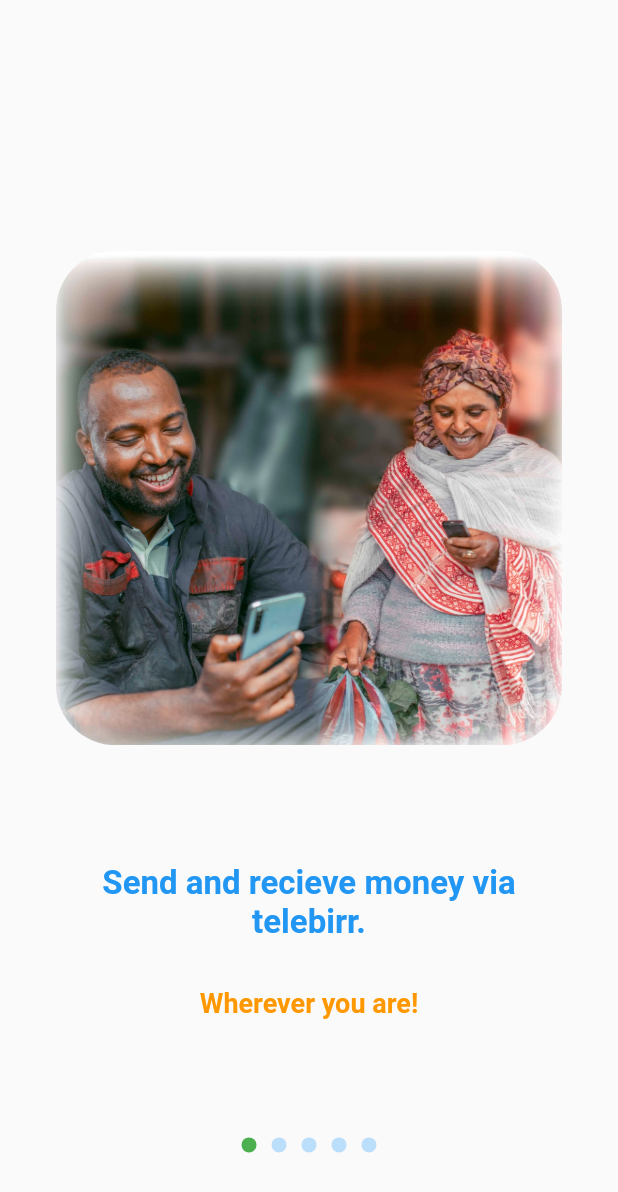
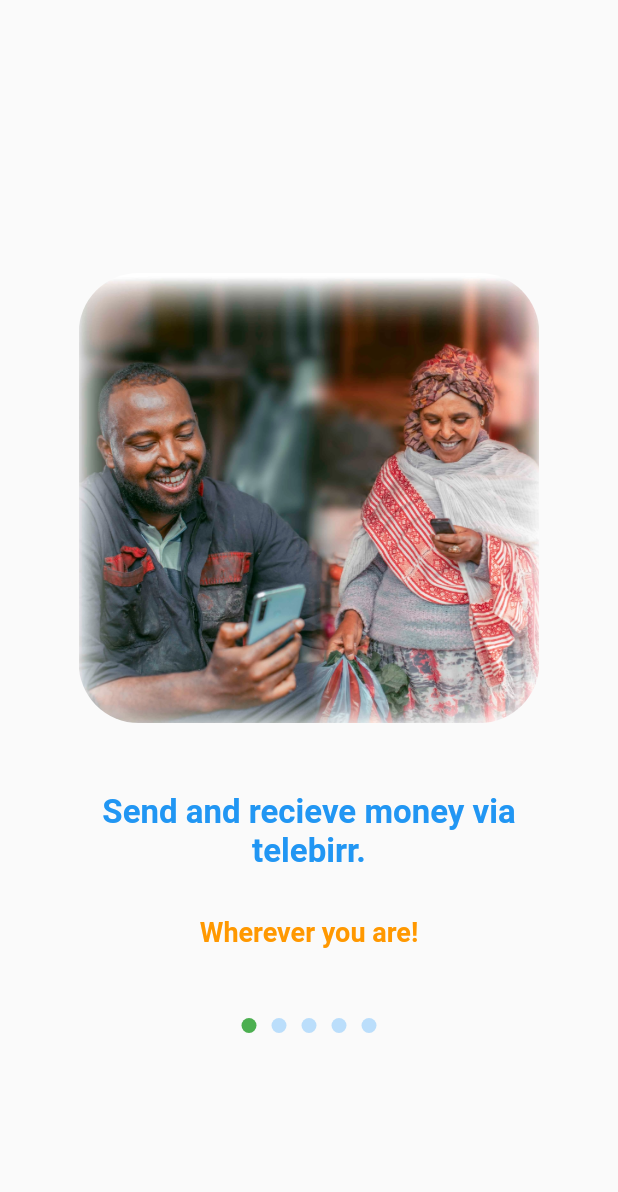
Before and after one commit to sami-bre/telebirr_mock, a Flutter app: the PromotionScreen screen opened directly, on a phone screen of 412 x 824 dp. Shown: the top 1192 px of the screen. Run offline on Flutter 3.47's test engine with Material 2 defaults, Android fonts, the phone set to English and light mode, and no system bars; our stand-ins replace blur, fl_chart, get.

Commit message:
touched the promotion page to make it have a fixed height and scroll if it overflowed.

```diff
--- a/lib/ui/home.dart
+++ b/lib/ui/home.dart
@@ -809,7 +809,7 @@ class _PromotionScreenState extends State<PromotionScreen> {
   Widget buildPromotionPicture(String assetName) {
     return SizedBox(
       key: UniqueKey(),
-      height: MediaQuery.of(context).size.height * 0.4,
+      height: 300,
       child: Padding(
         padding: const EdgeInsets.symmetric(horizontal: 20.0),
         child: ClipRRect(
@@ -844,7 +844,11 @@ class _PromotionScreenState extends State<PromotionScreen> {
     // contained widgets in order to show the 5 different images
     createWidgets();
     return Scaffold(
-      body: Column(
+      body: Center(
+        child: SingleChildScrollView(
+          child: SizedBox(
+            height: 600,
+            child: Column(
               children: <Widget>[
                 const Spacer(flex: 3),
                 AnimatedSwitcher(
@@ -864,6 +868,9 @@ class _PromotionScreenState extends State<PromotionScreen> {
                 const Spacer(),
               ],
             ),
+          ),
+        ),
+      ),
     );
   }
 }
```
Lines whose indentation alone changed are shown as unchanged.
